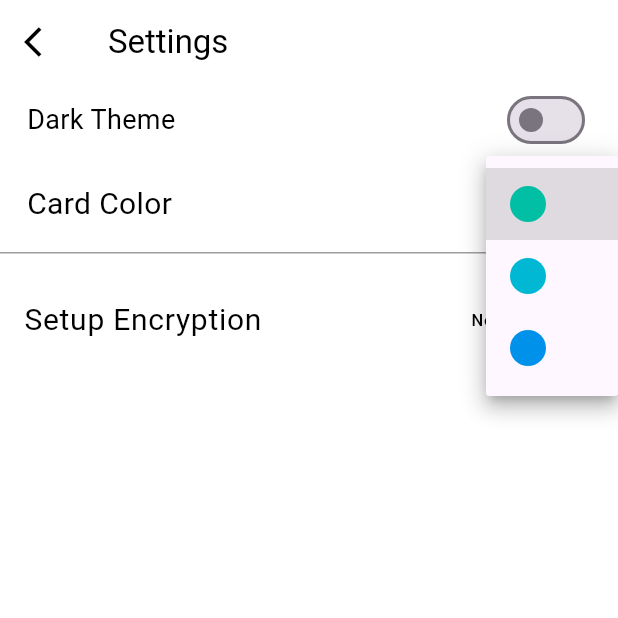
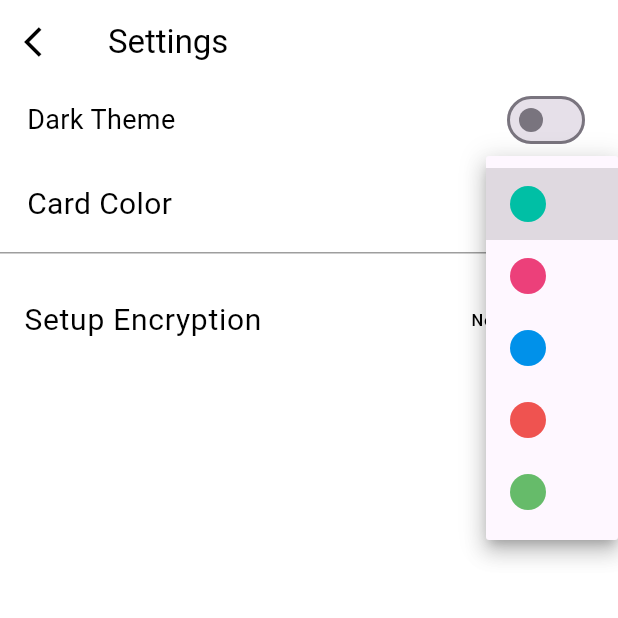
Before and after one commit to karthicbz/grey_note, a Flutter app: the SettingsPage screen opened by its route, after a tap on the "arrow drop down" icon, on a phone screen of 412 x 824 dp, the top half of it. Run offline on Flutter 3.47's test engine with Material 3 defaults, Android fonts, the phone set to English and light mode, and no system bars; our stand-ins replace google_nav_bar, hive_flutter, lottie, shared_preferences; accounts and stored records are empty.

Commit message:
add new card colors

```diff
--- a/lib/pages/settings_page.dart
+++ b/lib/pages/settings_page.dart
@@ -1,5 +1,6 @@
 import 'package:flutter/material.dart';
 import 'package:grey_note/providers/settings_provider.dart';
+import 'package:grey_note/widgets/list_tile.dart';
 import 'package:grey_note/widgets/row_switch.dart';
 import 'package:provider/provider.dart';
 
@@ -12,6 +13,7 @@ class SettingsPage extends StatelessWidget {
         context.watch<SettingsProvider>().homeCardsColor.toString();
     Color textColor =
         context.watch<SettingsProvider>().dark ? Colors.white : Colors.black;
+    String listBackground = context.watch<SettingsProvider>().homeCardsColor;
     return Scaffold(
       backgroundColor:
           context.watch<SettingsProvider>().dark ? Colors.black : Colors.white,
@@ -78,22 +80,12 @@ class SettingsPage extends StatelessWidget {
             child: Column(
               crossAxisAlignment: CrossAxisAlignment.stretch,
               children: [
-                ListTile(
-                  title: Text(
-                    'Setup Encryption',
-                    textAlign: TextAlign.start,
-                    style: TextStyle(
-                      color: textColor,
-                      fontSize: 20.0,
-                    ),
-                  ),
-                  trailing: Text(
-                    'Not Complete',
-                    style: TextStyle(
-                      color: textColor,
-                    ),
-                  ),
-                )
+                CustomListTile(
+                        titleText: 'Setup Encryption',
+                        trailingText: 'Not Complete',
+                        splashColor: listBackground,
+                        textColor: textColor)
+                    .listTile(),
               ],
             ),
           )
--- a/lib/providers/settings_provider.dart
+++ b/lib/providers/settings_provider.dart
@@ -6,8 +6,8 @@ import 'package:hive_flutter/hive_flutter.dart';
 
 class SettingsProvider extends ChangeNotifier {
   bool dark = false;
-  List<String> colors = ['0xff00BFA5', '0xff00B8D4', '0xff0091EA'];
-  String homeCardsColor = '0xff00BFA5';
+  List<String> colors = ['0xff00BFA5', '0xffec407a', '0xff0091EA', '0xffef5350', '0xff66bb6a'];
+  String homeCardsColor = '0xffef5350';
 
   SettingsProvider() {
     initializeSettings();
--- /dev/null
+++ b/lib/widgets/list_tile.dart
@@ -0,0 +1,37 @@
+import 'package:flutter/material.dart';
+
+class CustomListTile {
+  String? leadingText;
+  String? titleText;
+  String? trailingText;
+  String? splashColor;
+  Color? textColor;
+
+  CustomListTile(
+      {this.leadingText,
+      this.titleText,
+      this.trailingText,
+      this.splashColor,
+      this.textColor});
+
+  Widget listTile({Function? onTapFunction}) {
+    return ListTile(
+      title: Text(
+        titleText ?? '',
+        textAlign: TextAlign.start,
+        style: TextStyle(
+          color: textColor,
+          fontSize: 20.0,
+        ),
+      ),
+      trailing: Text(
+        'Not Complete',
+        style: TextStyle(
+          color: textColor,
+        ),
+      ),
+      onTap: (){},
+      splashColor: Color(int.parse(splashColor ?? '0xff00BFA5')),
+    );
+  }
+}
```
